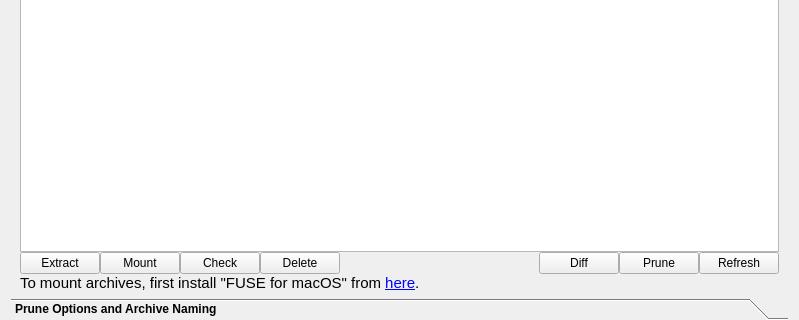
First picture: the form in src/vorta/assets/UI/archivetab.ui, repository borgbase/vorta, before the edit; both pictures show x 0 to 799 and y 194 to 514 of the 799 by 514 pixel window.
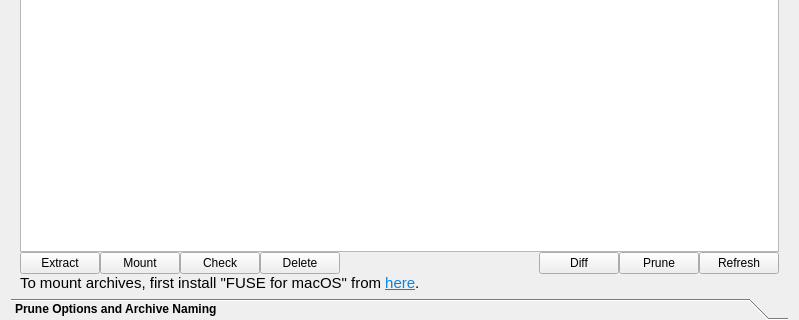
Second picture: the form after the edit. Icons and pictures are not drawn.

Commit message: Adjust SVG icon colors on-the-fly, adjust to dark theme in real time (macOS)

```diff
--- a/src/vorta/assets/UI/archivetab.ui
+++ b/src/vorta/assets/UI/archivetab.ui
@@ -41,8 +41,8 @@
        <rect>
         <x>0</x>
         <y>0</y>
-        <width>787</width>
-        <height>443</height>
+        <width>775</width>
+        <height>441</height>
        </rect>
       </property>
       <attribute name="icon">
@@ -226,7 +226,7 @@
           </font>
          </property>
          <property name="text">
-          <string>&lt;html&gt;&lt;head/&gt;&lt;body&gt;&lt;p&gt;To mount archives, first install &amp;quot;FUSE for macOS&amp;quot; from &lt;a href=&quot;https://osxfuse.github.io/&quot;&gt;&lt;span style=&quot; text-decoration: underline; color:#0000ff;&quot;&gt;here&lt;/span&gt;&lt;/a&gt;.&lt;/p&gt;&lt;/body&gt;&lt;/html&gt;</string>
+          <string>&lt;html&gt;&lt;head/&gt;&lt;body&gt;&lt;p&gt;To mount archives, first install &amp;quot;FUSE for macOS&amp;quot; from &lt;a href=&quot;https://osxfuse.github.io/&quot;&gt;&lt;span style=&quot; text-decoration: underline; color:#0984e3;&quot;&gt;here&lt;/span&gt;&lt;/a&gt;.&lt;/p&gt;&lt;/body&gt;&lt;/html&gt;</string>
          </property>
          <property name="openExternalLinks">
           <bool>true</bool>
```
Left out of the diff: 46 changed lines with no effect on the pictures. The commit also changes 61 other files.
